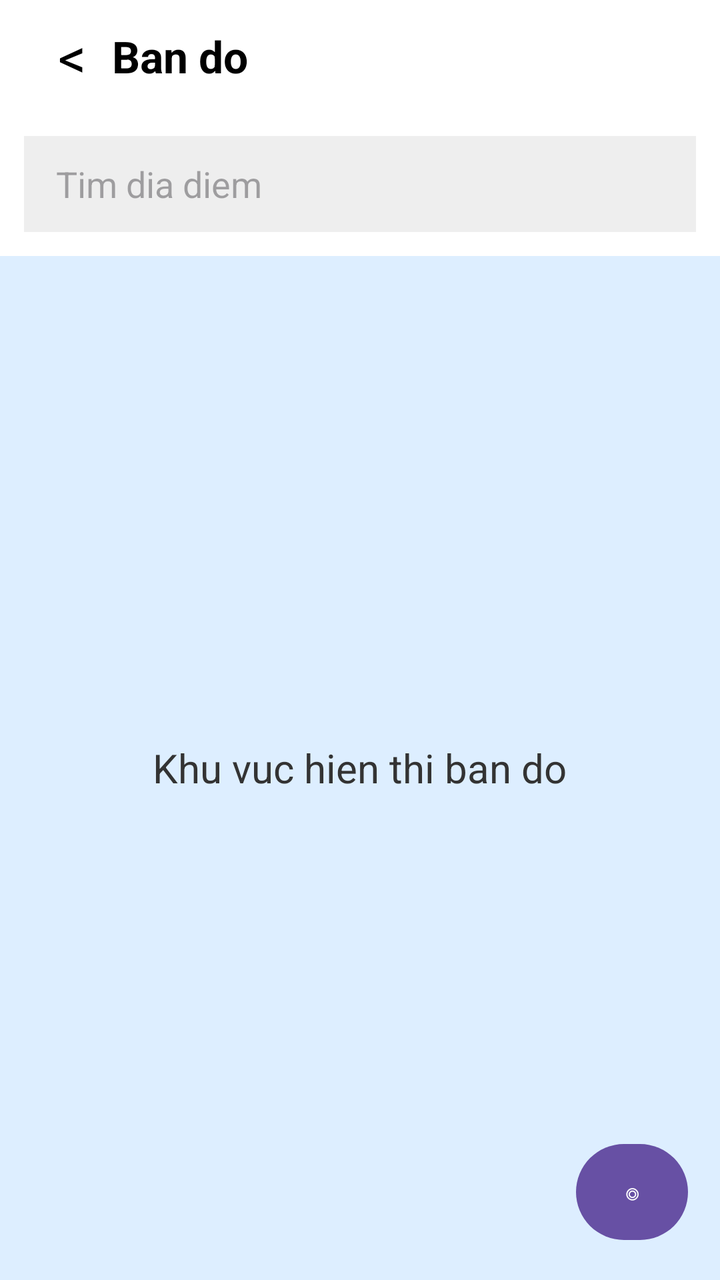
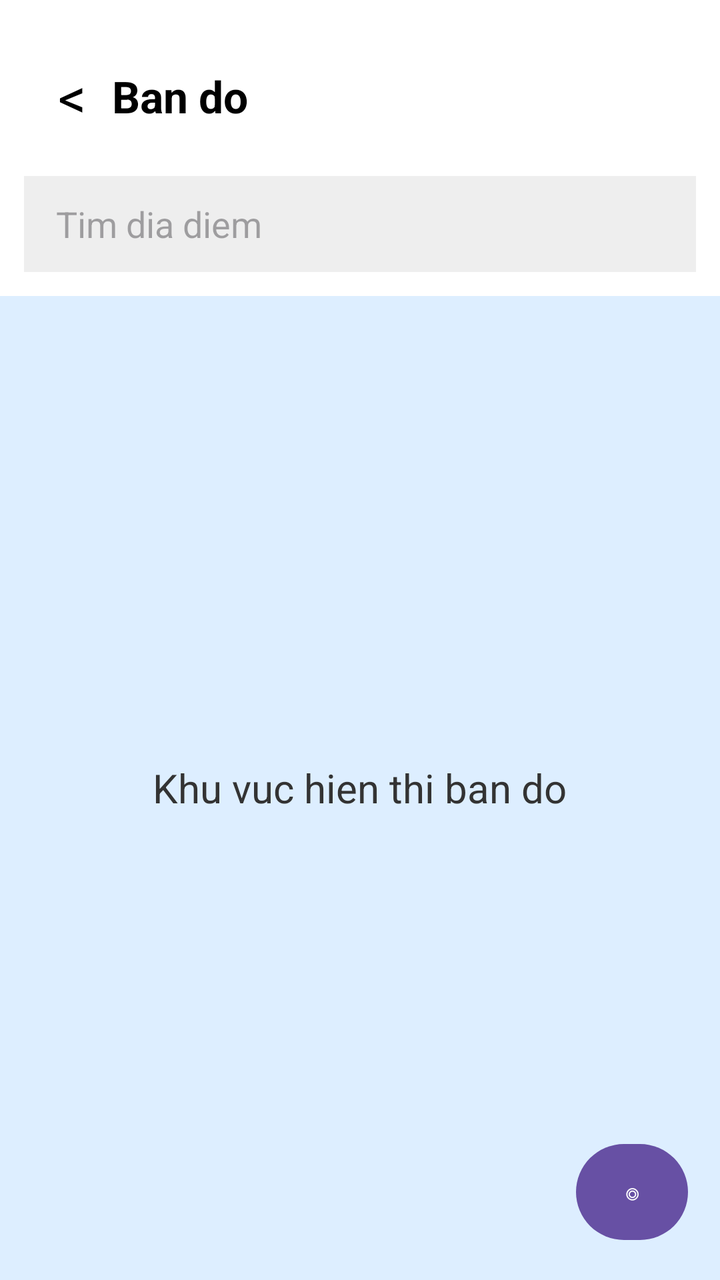

Compare the two renders of this Android layout. The source of the first and the diff that turns it into the second are given below.
<!-- AndroidManifest.xml: application theme Theme.UNIAPP_HAUFINAL -->
<!-- res/layout/activity_map.xml -->
<?xml version="1.0" encoding="utf-8"?>
<LinearLayout xmlns:android="http://schemas.android.com/apk/res/android"
    xmlns:tools="http://schemas.android.com/tools"
    android:id="@+id/main"
    android:layout_width="match_parent"
    android:layout_height="match_parent"
    android:orientation="vertical"
    android:background="#FFFFFF"
    tools:context=".MapActivity">

    
    <LinearLayout
        android:layout_width="match_parent"
        android:layout_height="56dp"
        android:orientation="horizontal"
        android:gravity="center_vertical"
        android:paddingStart="16dp"
        android:paddingEnd="16dp"
        android:background="#FFFFFF">

        <TextView
            android:id="@+id/txtBack"
            android:layout_width="40dp"
            android:layout_height="match_parent"
            android:gravity="center"
            android:text="&lt;"
            android:textSize="28sp"
            android:textColor="#000000" />

        <TextView
            android:layout_width="0dp"
            android:layout_height="match_parent"
            android:layout_weight="1"
            android:gravity="center_vertical"
            android:text="Ban do"
            android:textSize="22sp"
            android:textStyle="bold"
            android:textColor="#000000" />
    </LinearLayout>

    
    <EditText
        android:id="@+id/edtSearchPlace"
        android:layout_width="match_parent"
        android:layout_height="48dp"
        android:layout_margin="12dp"
        android:paddingStart="16dp"
        android:paddingEnd="16dp"
        android:hint="Tim dia diem"
        android:background="#EEEEEE"
        android:inputType="text" />

    <FrameLayout
        android:id="@+id/mapContainer"
        android:layout_width="match_parent"
        android:layout_height="0dp"
        android:layout_weight="1"
        android:background="#DDEEFF">

        <TextView
            android:id="@+id/txtMapPlaceholder"
            android:layout_width="wrap_content"
            android:layout_height="wrap_content"
            android:layout_gravity="center"
            android:text="Khu vuc hien thi ban do"
            android:textSize="20sp"
            android:textColor="#333333" />

        <Button
            android:id="@+id/btnMyLocation"
            android:layout_width="56dp"
            android:layout_height="56dp"
            android:layout_gravity="bottom|end"
            android:layout_margin="16dp"
            android:text="◎" />
    </FrameLayout>

</LinearLayout>
<!-- resources referenced by this layout -->
<resources>
  <style name="Theme.UNIAPP_HAUFINAL" parent="Base.Theme.UNIAPP_HAUFINAL" />
  <style name="Base.Theme.UNIAPP_HAUFINAL" parent="Theme.Material3.DayNight.NoActionBar">
          
          
      </style>
</resources>

<!-- the commit's change to res/layout/activity_map.xml (unified diff, before → after) -->
@@ -6,12 +6,12 @@
     android:layout_height="match_parent"
     android:orientation="vertical"
     android:background="#FFFFFF"
-    tools:context=".MapActivity">
+    tools:context=".activity.map.MapActivity">
 
-    
     <LinearLayout
         android:layout_width="match_parent"
         android:layout_height="56dp"
+        android:layout_marginTop="20dp"
         android:orientation="horizontal"
         android:gravity="center_vertical"
         android:paddingStart="16dp"
@@ -38,7 +38,6 @@
             android:textColor="#000000" />
     </LinearLayout>
 
-    
     <EditText
         android:id="@+id/edtSearchPlace"
         android:layout_width="match_parent"
